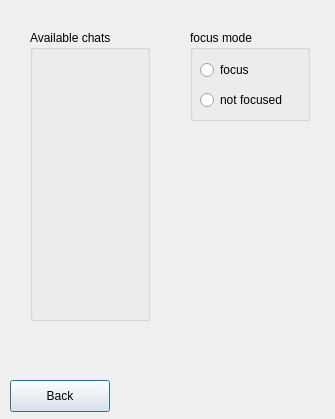
Qt form chatselectionwindow.ui (hamza-hamzaa/Study-Buddy-C.S2-Lab-project) before a commit.
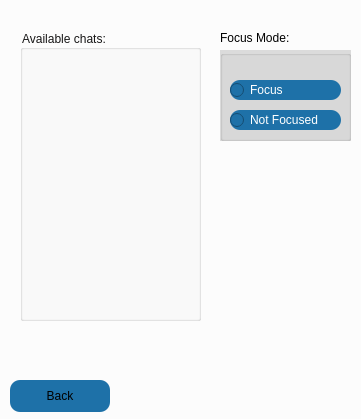
The same form after that commit.

Commit message: this is everything required from me the login window course selection window and the chat selection window and the chats basic setup and buttons i also implemented the logic that sends error when a field is mpty or when too many subjects were selected so now all that remain in the UI is the detailed chat bubble's design however this is not my part

The edit to the form file:
```diff
--- a/chatselectionwindow.ui
+++ b/chatselectionwindow.ui
@@ -6,24 +6,32 @@
    <rect>
     <x>0</x>
     <y>0</y>
-    <width>335</width>
+    <width>361</width>
     <height>419</height>
    </rect>
   </property>
   <property name="windowTitle">
    <string>Dialog</string>
   </property>
+  <property name="styleSheet">
+   <string notr="true">background-color: #fcfcfc
+</string>
+  </property>
   <widget class="QGroupBox" name="buttonContainer">
    <property name="geometry">
     <rect>
-     <x>30</x>
+     <x>20</x>
      <y>30</y>
-     <width>120</width>
+     <width>181</width>
      <height>291</height>
     </rect>
    </property>
+   <property name="styleSheet">
+    <string notr="true">background-color:rgba(255,255,255,0);
+color: #171616</string>
+   </property>
    <property name="title">
-    <string>Available chats</string>
+    <string>Available chats:</string>
    </property>
   </widget>
   <widget class="QPushButton" name="BackButton">
@@ -35,6 +43,10 @@
      <height>32</height>
     </rect>
    </property>
+   <property name="styleSheet">
+    <string notr="true">background-color: #1e71a8;
+border-radius: 10px;</string>
+   </property>
    <property name="text">
     <string>Back</string>
    </property>
@@ -42,26 +54,38 @@
   <widget class="QGroupBox" name="groupBox">
    <property name="geometry">
     <rect>
-     <x>190</x>
-     <y>30</y>
-     <width>120</width>
+     <x>220</x>
+     <y>50</y>
+     <width>131</width>
      <height>91</height>
     </rect>
    </property>
+   <property name="styleSheet">
+    <string notr="true">background-color: rgb(219,219,219);
+color: black;
+background-color::title: transparent;
+</string>
+   </property>
    <property name="title">
-    <string>focus mode</string>
+    <string/>
    </property>
    <widget class="QRadioButton" name="focusRadioButton">
     <property name="geometry">
      <rect>
       <x>10</x>
       <y>30</y>
-      <width>99</width>
+      <width>111</width>
       <height>20</height>
      </rect>
     </property>
+    <property name="styleSheet">
+     <string notr="true">background-color: #1e71a8;
+color:white;
+border-radius: 10px;
+</string>
+    </property>
     <property name="text">
-     <string>focus</string>
+     <string>Focus</string>
     </property>
    </widget>
    <widget class="QRadioButton" name="notFocusRadioButton">
@@ -69,15 +93,37 @@
      <rect>
       <x>10</x>
       <y>60</y>
-      <width>99</width>
+      <width>111</width>
       <height>20</height>
      </rect>
     </property>
+    <property name="styleSheet">
+     <string notr="true">background-color: #1e71a8;
+color:white;
+border-radius: 10px;</string>
+    </property>
     <property name="text">
-     <string>not focused</string>
+     <string>Not Focused </string>
     </property>
    </widget>
   </widget>
+  <widget class="QLabel" name="label">
+   <property name="geometry">
+    <rect>
+     <x>220</x>
+     <y>30</y>
+     <width>91</width>
+     <height>16</height>
+    </rect>
+   </property>
+   <property name="styleSheet">
+    <string notr="true">background-color: transparent;
+color: black;</string>
+   </property>
+   <property name="text">
+    <string>Focus Mode:</string>
+   </property>
+  </widget>
  </widget>
  <resources/>
  <connections/>
```
The commit also changes 11 other files.
